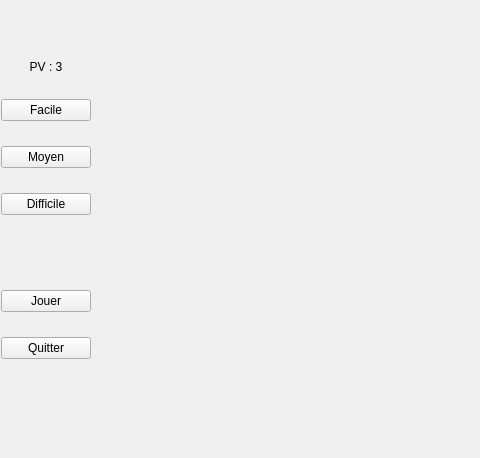
Old version of the form mainwindow.ui in the repository arcreane/memory-comme-vous-voulez; both pictures show x 0 to 480 and y 141 to 599 of the 1214 by 730 pixel window.
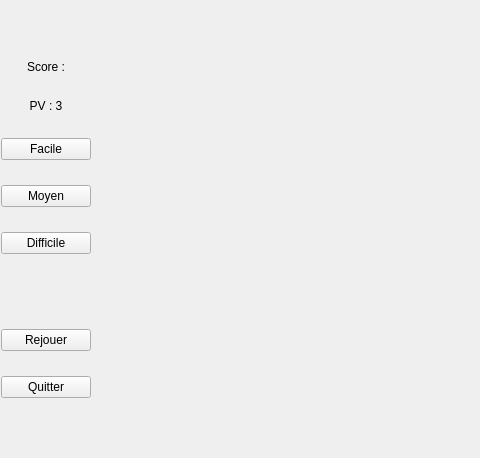
New version of the form.

The edit to the form file:
```diff
--- a/mainwindow.ui
+++ b/mainwindow.ui
@@ -54,6 +54,26 @@
             </property>
            </spacer>
           </item>
+          <item>
+           <widget class="QLabel" name="gamestate">
+            <property name="text">
+             <string/>
+            </property>
+            <property name="alignment">
+             <set>Qt::AlignCenter</set>
+            </property>
+           </widget>
+          </item>
+          <item>
+           <widget class="QLabel" name="score">
+            <property name="text">
+             <string>Score :</string>
+            </property>
+            <property name="alignment">
+             <set>Qt::AlignCenter</set>
+            </property>
+           </widget>
+          </item>
           <item>
            <widget class="QLabel" name="pv">
             <property name="text">
@@ -123,7 +143,7 @@
                <string notr="true"/>
               </property>
               <property name="text">
-               <string>Jouer</string>
+               <string>Rejouer</string>
               </property>
              </widget>
             </item>
```
Left out of the diff: 10 changed lines with no effect on the pictures.
